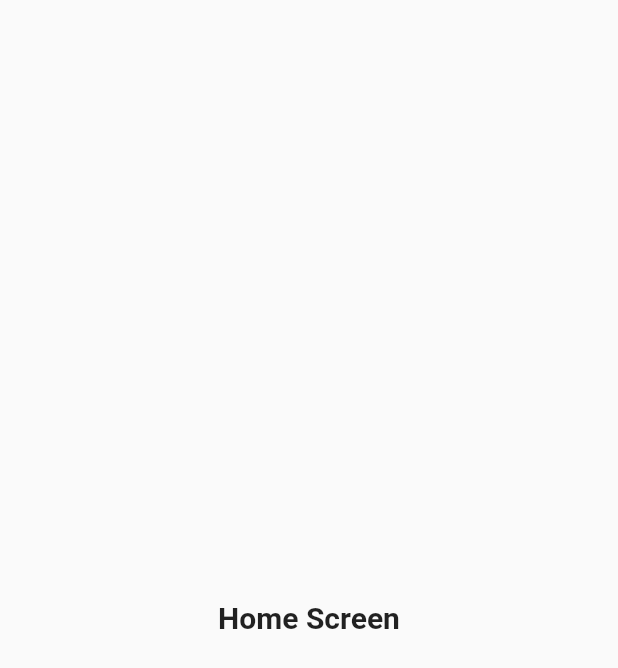
After one commit to omaressam15/new_app, a Flutter app: the HomeScreen screen opened directly, on a phone screen of 412 x 824 dp. The commit adds this screen. Shown: the top 668 px of the screen. Run offline on Flutter 3.47's test engine with Material 2 defaults, Android fonts, the phone set to English and light mode, and no system bars; our stand-ins replace dio.

Commit message:
last update

```diff
--- /dev/null
+++ b/lib/ui/HomePage.dart
@@ -0,0 +1,17 @@
+import 'package:flutter/material.dart';
+
+class HomeScreen extends StatefulWidget {
+  @override
+  _HomeScreenState createState() => _HomeScreenState();
+}
+
+class _HomeScreenState extends State<HomeScreen> {
+  @override
+  Widget build(BuildContext context) {
+    return Scaffold(
+      body: Center(
+        child: Text("Home Screen",style: TextStyle(fontSize: 20,fontWeight: FontWeight.bold),),
+      ),
+    );
+  }
+}
--- a/lib/ui/RegistrationPage.dart
+++ b/lib/ui/RegistrationPage.dart
@@ -240,7 +240,6 @@ class _RegistrationState extends State<Registration> {
                   ),
                 ),
               ],
-
             ),
           ),
         ),
--- a/pubspec.yaml
+++ b/pubspec.yaml
@@ -28,6 +28,8 @@ dependencies:
   # The following adds the Cupertino Icons font to your application.
   # Use with the CupertinoIcons class for iOS style icons.
   cupertino_icons: ^1.0.0
+  dio: ^3.0.10
+  shared_preferences: ^0.5.12+4
 
 dev_dependencies:
   flutter_test:
```
Also changed, not shown: lib/Services/ApiData.dart (added, +25 -0 lines), lib/ui/LoginPage.dart (+21 -13 lines), lib/Models/ModelData.dart (added), pubspec.lock.
